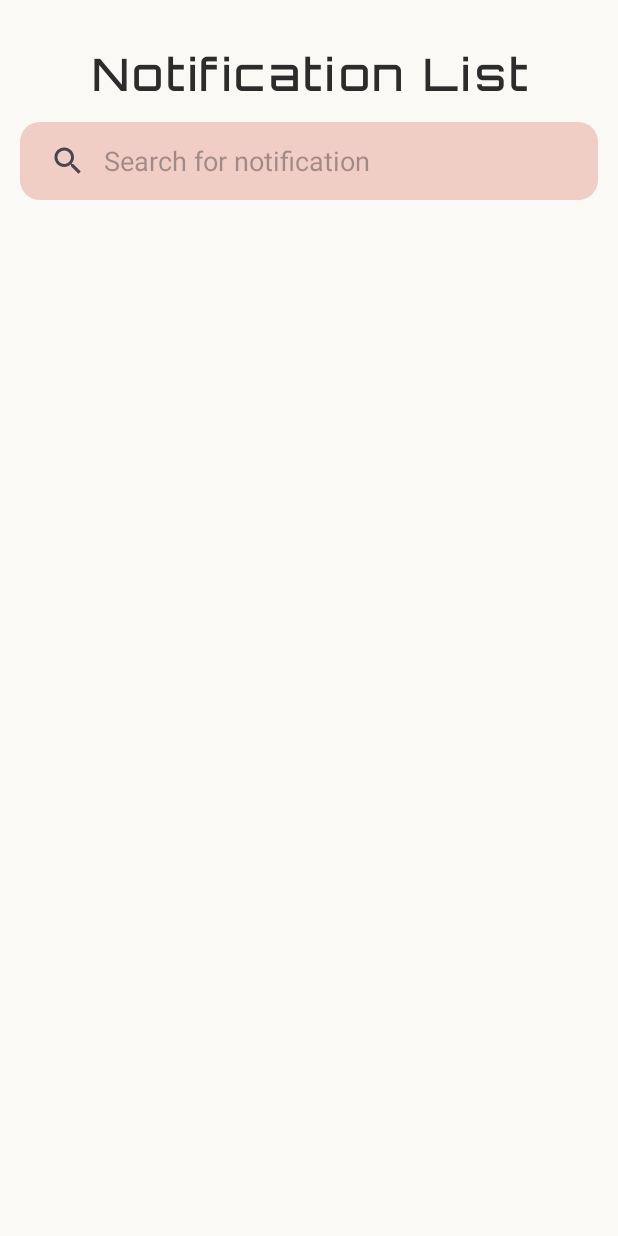
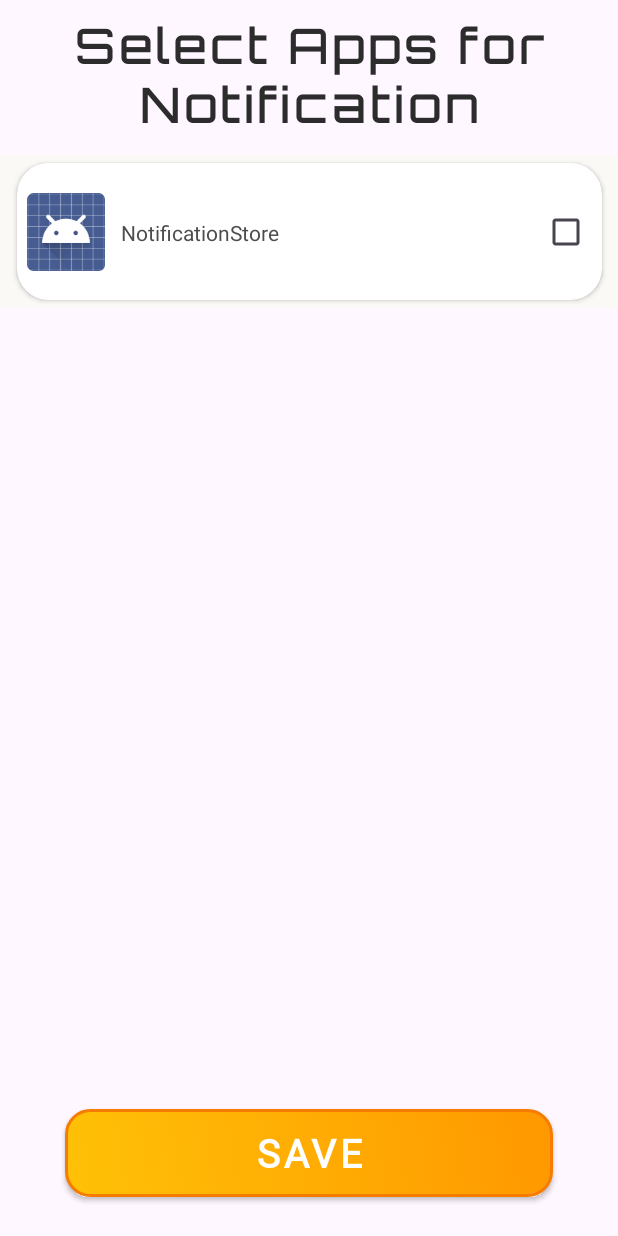
Before and after one commit to jetsoncrestion/NotificationStore, an Android app: the screen it shows after launch (MainActivity before the commit, AppSelectionActivity after it), on a phone screen of 412 x 824 dp. Run offline under Robolectric (Android 15) with nearby library versions, the phone set to English and light mode, and no system bars; our stand-ins replace sdp/ssp sizes.

Commit message:
initial commit

```diff
--- /dev/null
+++ b/app/src/main/java/com/example/notificationstore/Adapter/AppAdapter.java
@@ -0,0 +1,77 @@
+package com.example.notificationstore.Adapter;
+
+import android.content.Context;
+import android.view.LayoutInflater;
+import android.view.View;
+import android.view.ViewGroup;
+import android.widget.CheckBox;
+import android.widget.ImageView;
+import android.widget.TextView;
+
+import androidx.annotation.NonNull;
+import androidx.recyclerview.widget.RecyclerView;
+
+import com.example.notificationstore.Model.AppModel;
+import com.example.notificationstore.R;
+
+import java.util.List;
+import java.util.stream.Collectors;
+
+public class AppAdapter extends RecyclerView.Adapter<AppAdapter.ViewHolder> {
+    private final List<AppModel> appModels;
+    private final Context context;
+
+    public AppAdapter(List<AppModel> appModels, Context context) {
+        this.appModels = appModels;
+        this.context = context;
+    }
+
+    @NonNull
+    @Override
+    public ViewHolder onCreateViewHolder(@NonNull ViewGroup parent, int viewType) {
+        View view = LayoutInflater.from(parent.getContext())
+                .inflate(R.layout.app_item_layout, parent, false);
+        return new ViewHolder(view);
+    }
+
+    @Override
+    public void onBindViewHolder(@NonNull ViewHolder holder, int position) {
+        AppModel app = appModels.get(position);
+
+        // Bind app data to the ViewHolder
+        holder.appName.setText(app.getAppName());
+        holder.appIcon.setImageDrawable(app.getAppIcon());
+        holder.appCheckbox.setOnCheckedChangeListener(null);
+        holder.appCheckbox.setChecked(app.isSelected());
+
+        // Handle checkbox state changes
+        holder.appCheckbox.setOnCheckedChangeListener((buttonView, isChecked) -> app.setSelected(isChecked));
+    }
+
+    @Override
+    public int getItemCount() {
+        return appModels.size();
+    }
+
+    // Get the list of selected apps
+    public List<String> getSelectedApps() {
+        // Return package names of selected apps
+        return appModels.stream()
+                .filter(AppModel::isSelected)
+                .map(AppModel::getPackageName) // Ensure only package names are retrieved
+                .collect(Collectors.toList());
+    }
+
+    static class ViewHolder extends RecyclerView.ViewHolder {
+        final TextView appName;
+        final ImageView appIcon;
+        final CheckBox appCheckbox;
+
+        public ViewHolder(@NonNull View itemView) {
+            super(itemView);
+            appName = itemView.findViewById(R.id.appName);
+            appIcon = itemView.findViewById(R.id.appIcon);
+            appCheckbox = itemView.findViewById(R.id.checkBox);
+        }
+    }
+}
--- a/app/src/main/java/com/example/notificationstore/Adapter/NotificationAdapter.java
+++ b/app/src/main/java/com/example/notificationstore/Adapter/NotificationAdapter.java
@@ -105,7 +105,7 @@ public class NotificationAdapter extends RecyclerView.Adapter<NotificationAdapte
         }
 
         databaseReference.child(uniqueKey).removeValue().addOnSuccessListener(aVoid -> {
-            // Update the RecyclerView
+
             //notificationModels.remove(position);
             notifyItemRemoved(position);
             notifyItemRangeChanged(position, notificationModels.size());
--- /dev/null
+++ b/app/src/main/java/com/example/notificationstore/AppSelectionActivity.java
@@ -0,0 +1,86 @@
+package com.example.notificationstore;
+
+import android.content.Intent;
+import android.content.SharedPreferences;
+import android.content.pm.ApplicationInfo;
+import android.content.pm.PackageManager;
+import android.graphics.drawable.Drawable;
+import android.os.Bundle;
+import android.util.Log;
+import android.widget.Button;
+
+import androidx.appcompat.app.AppCompatActivity;
+import androidx.recyclerview.widget.LinearLayoutManager;
+import androidx.recyclerview.widget.RecyclerView;
+
+import com.example.notificationstore.Adapter.AppAdapter;
+import com.example.notificationstore.Model.AppModel;
+
+import java.util.ArrayList;
+import java.util.HashSet;
+import java.util.List;
+
+public class AppSelectionActivity extends AppCompatActivity {
+    private AppAdapter appAdapter;
+    private List<AppModel> appModels;
+    private Button confirmButton;
+
+    @Override
+    protected void onCreate(Bundle savedInstanceState) {
+        super.onCreate(savedInstanceState);
+        setContentView(R.layout.activity_app_selection);
+
+        SharedPreferences preferences = getSharedPreferences("MyPrefs", MODE_PRIVATE);
+        boolean isAppSelectionDone = preferences.getBoolean("isAppSelectionDone", false);
+
+        if (isAppSelectionDone) {
+            Intent intent = new Intent(AppSelectionActivity.this, MainActivity.class);
+            startActivity(intent);
+            finish();
+            return;
+        }
+
+        confirmButton = findViewById(R.id.button);
+        RecyclerView recyclerView = findViewById(R.id.recyclerView);
+        recyclerView.setLayoutManager(new LinearLayoutManager(this));
+
+        appModels = getInstalledApps();
+
+        appAdapter = new AppAdapter(appModels, this);
+        recyclerView.setAdapter(appAdapter);
+
+        confirmButton.setOnClickListener(v -> {
+            List<String> selectedApps = appAdapter.getSelectedApps();
+            Log.d("SelectedApps", "Selected apps: " + selectedApps);
+
+            // Use the existing preferences to save the selected apps and the selection completion flag
+            SharedPreferences.Editor editor = preferences.edit();
+            editor.putStringSet("selectedApps", new HashSet<>(selectedApps));
+            editor.putBoolean("isAppSelectionDone", true); // Save that selection is done
+            editor.apply();
+
+            // Navigate to the main activity
+            Intent intent = new Intent(AppSelectionActivity.this, MainActivity.class);
+            intent.putStringArrayListExtra("selectedApps", new ArrayList<>(selectedApps));
+            startActivity(intent);
+            finish();
+        });
+
+    }
+
+    private List<AppModel> getInstalledApps() {
+        List<AppModel> apps = new ArrayList<>();
+        PackageManager packageManager = getPackageManager();
+        List<ApplicationInfo> installedApps = packageManager.getInstalledApplications(0);
+
+        for (ApplicationInfo appInfo : installedApps) {
+            String appName = packageManager.getApplicationLabel(appInfo).toString();
+            if (packageManager.getLaunchIntentForPackage(appInfo.packageName) != null) {
+
+                Drawable appIcon = appInfo.loadIcon(packageManager);
+                apps.add(new AppModel(appName, appInfo.packageName, false, appIcon));
+            }
+        }
+        return apps;
+    }
+}
--- a/app/src/main/java/com/example/notificationstore/MainActivity.java
+++ b/app/src/main/java/com/example/notificationstore/MainActivity.java
@@ -52,7 +52,7 @@ public class MainActivity extends AppCompatActivity {
         searchView = findViewById(R.id.searchView);
         noItemsTextView = findViewById(R.id.noItemsTextView);
 
-        deviceId = getOrGenerateDeviceId(this);
+        deviceId = DeviceUtil.getOrGenerateDeviceId(this);
 
         searchView.setOnQueryTextListener(new SearchView.OnQueryTextListener() {
             @Override
@@ -156,20 +156,20 @@ public class MainActivity extends AppCompatActivity {
         return enabledListeners != null && enabledListeners.contains(getPackageName());
     }
 
-    private String getOrGenerateDeviceId(Context context) {
-        SharedPreferences sharedPreferences = context.getSharedPreferences(PREFS_NAME, Context.MODE_PRIVATE);
-        String savedDeviceId = sharedPreferences.getString(DEVICE_ID_KEY, null);
-
-        if (savedDeviceId == null) {
-            // Generate a new UUID
-            savedDeviceId = UUID.randomUUID().toString();
-
-            // Save it to SharedPreferences
-            SharedPreferences.Editor editor = sharedPreferences.edit();
-            editor.putString(DEVICE_ID_KEY, savedDeviceId);
-            editor.apply();
-        }
-
-        return savedDeviceId;
-    }
+//    private String getOrGenerateDeviceId(Context context) {
+//        SharedPreferences sharedPreferences = context.getSharedPreferences(PREFS_NAME, Context.MODE_PRIVATE);
+//        String savedDeviceId = sharedPreferences.getString(DEVICE_ID_KEY, null);
+//
+//        if (savedDeviceId == null) {
+//            // Generate a new UUID
+//            savedDeviceId = UUID.randomUUID().toString();
+//
+//            // Save it to SharedPreferences
+//            SharedPreferences.Editor editor = sharedPreferences.edit();
+//            editor.putString(DEVICE_ID_KEY, savedDeviceId);
+//            editor.apply();
+//        }
+//
+//        return savedDeviceId;
+//    }
 }
--- /dev/null
+++ b/app/src/main/java/com/example/notificationstore/Model/AppModel.java
@@ -0,0 +1,49 @@
+package com.example.notificationstore.Model;
+
+import android.graphics.drawable.Drawable;
+
+public class AppModel {
+    private String appName;
+    private String packageName;
+    private boolean isSelected;
+    private Drawable appIcon;
+
+    public AppModel(String appName, String packageName, boolean isSelected, Drawable appIcon) {
+        this.appName = appName;
+        this.packageName = packageName;
+        this.isSelected = isSelected;
+        this.appIcon = appIcon;
+    }
+
+    public String getAppName() {
+        return appName;
+    }
+
+    public void setAppName(String appName) {
+        this.appName = appName;
+    }
+
+    public String getPackageName() {
+        return packageName;
+    }
+
+    public void setPackageName(String packageName) {
+        this.packageName = packageName;
+    }
+
+    public boolean isSelected() {
+        return isSelected;
+    }
+
+    public void setSelected(boolean selected) {
+        isSelected = selected;
+    }
+
+    public Drawable getAppIcon() {
+        return appIcon;
+    }
+
+    public void setAppIcon(Drawable appIcon) {
+        this.appIcon = appIcon;
+    }
+}
--- a/app/src/main/java/com/example/notificationstore/SplashScreen.java
+++ b/app/src/main/java/com/example/notificationstore/SplashScreen.java
@@ -6,9 +6,6 @@ import android.os.Handler;
 
 import androidx.activity.EdgeToEdge;
 import androidx.appcompat.app.AppCompatActivity;
-import androidx.core.graphics.Insets;
-import androidx.core.view.ViewCompat;
-import androidx.core.view.WindowInsetsCompat;
 
 public class SplashScreen extends AppCompatActivity {
 
@@ -21,10 +18,10 @@ public class SplashScreen extends AppCompatActivity {
         new Handler().postDelayed(new Runnable() {
             @Override
             public void run() {
-                Intent intent = new Intent(SplashScreen.this, MainActivity.class);
+                Intent intent = new Intent(SplashScreen.this, AppSelectionActivity.class);
                 startActivity(intent);
                 finish();
             }
-        }, 3000);
+        }, 2000);
     }
 }
--- /dev/null
+++ b/app/src/main/res/layout/activity_app_selection.xml
@@ -0,0 +1,52 @@
+<?xml version="1.0" encoding="utf-8"?>
+<androidx.constraintlayout.widget.ConstraintLayout xmlns:android="http://schemas.android.com/apk/res/android"
+    xmlns:app="http://schemas.android.com/apk/res-auto"
+    xmlns:tools="http://schemas.android.com/tools"
+    android:id="@+id/main"
+    android:layout_width="match_parent"
+    android:layout_height="match_parent"
+    tools:context=".AppSelectionActivity">
+
+    <TextView
+        android:id="@+id/textView2"
+        android:layout_width="wrap_content"
+        android:layout_height="wrap_content"
+        android:text="Select Apps for Notification"
+        android:layout_marginTop="@dimen/_8sdp"
+        android:fontFamily="@font/orbitron"
+        android:textSize="@dimen/_24ssp"
+        android:textAlignment="center"
+        android:letterSpacing=".1"
+        android:textStyle="bold"
+        android:textColor="@color/headingText"
+        app:layout_constraintEnd_toEndOf="parent"
+        app:layout_constraintStart_toStartOf="parent"
+        app:layout_constraintTop_toTopOf="parent" />
+
+    <androidx.recyclerview.widget.RecyclerView
+        android:layout_width="match_parent"
+        android:layout_height="0dp"
+        android:layout_marginTop="@dimen/_10sdp"
+        android:id="@+id/recyclerView"
+        android:layout_marginBottom="@dimen/_15sdp"
+        app:layout_constraintBottom_toTopOf="@+id/button"
+        app:layout_constraintStart_toStartOf="parent"
+        app:layout_constraintTop_toBottomOf="@+id/textView2" />
+
+    <androidx.appcompat.widget.AppCompatButton
+        android:id="@+id/button"
+        android:layout_width="@dimen/_250sdp"
+        android:layout_height="@dimen/_45sdp"
+        android:text="Save"
+        android:background="@drawable/custom_button"
+        android:layout_marginBottom="@dimen/_20sdp"
+        android:fontFamily="@font/zenantique"
+        android:letterSpacing=".1"
+        android:textSize="@dimen/_20ssp"
+        android:textColor="@color/white"
+        android:textStyle="bold"
+        app:layout_constraintBottom_toBottomOf="parent"
+        app:layout_constraintEnd_toEndOf="parent"
+        app:layout_constraintStart_toStartOf="parent" />
+
+</androidx.constraintlayout.widget.ConstraintLayout>
--- /dev/null
+++ b/app/src/main/res/layout/app_item_layout.xml
@@ -0,0 +1,59 @@
+<?xml version="1.0" encoding="utf-8"?>
+<androidx.constraintlayout.widget.ConstraintLayout xmlns:android="http://schemas.android.com/apk/res/android"
+    xmlns:tools="http://schemas.android.com/tools"
+    android:layout_width="match_parent"
+    android:layout_height="wrap_content"
+    android:background="@color/background"
+    xmlns:app="http://schemas.android.com/apk/res-auto">
+
+
+    <androidx.cardview.widget.CardView
+        android:layout_width="@dimen/_300sdp"
+        android:layout_height="@dimen/_70sdp"
+        app:cardCornerRadius="@dimen/_16sdp"
+        android:layout_marginBottom="@dimen/_4sdp"
+        android:layout_marginTop="@dimen/_4sdp"
+        app:layout_constraintBottom_toBottomOf="parent"
+        app:layout_constraintEnd_toEndOf="parent"
+        app:layout_constraintStart_toStartOf="parent"
+        app:layout_constraintTop_toTopOf="parent" >
+
+        <androidx.constraintlayout.widget.ConstraintLayout
+            android:layout_width="match_parent"
+            android:layout_height="match_parent">
+
+            <ImageView
+                android:id="@+id/appIcon"
+                android:layout_width="@dimen/_40sdp"
+                android:layout_height="@dimen/_40sdp"
+                android:layout_marginStart="@dimen/_5sdp"
+                app:layout_constraintBottom_toBottomOf="parent"
+                app:layout_constraintStart_toStartOf="parent"
+                app:layout_constraintTop_toTopOf="parent"
+                app:srcCompat="@drawable/baseline_android_24" />
+
+            <TextView
+                android:id="@+id/appName"
+                android:layout_width="wrap_content"
+                android:layout_height="wrap_content"
+                android:text="App name"
+                android:textColor="@color/subHeadingText"
+                android:layout_marginStart="@dimen/_8sdp"
+                app:layout_constraintBottom_toBottomOf="@+id/appIcon"
+                app:layout_constraintStart_toEndOf="@+id/appIcon"
+                app:layout_constraintTop_toTopOf="@+id/appIcon" />
+
+            <CheckBox
+                android:id="@+id/checkBox"
+                android:layout_width="wrap_content"
+                android:layout_height="wrap_content"
+                android:text=""
+                app:layout_constraintBottom_toBottomOf="parent"
+                app:layout_constraintEnd_toEndOf="parent"
+                app:layout_constraintTop_toTopOf="parent" />
+
+
+        </androidx.constraintlayout.widget.ConstraintLayout>
+
+    </androidx.cardview.widget.CardView>
+</androidx.constraintlayout.widget.ConstraintLayout>
```
Also changed, not shown: app/src/main/AndroidManifest.xml (+11 -6 lines), app/src/main/java/com/example/notificationstore/DeviceUtil.java (added, +27 -0 lines), app/src/main/java/com/example/notificationstore/MyNotificationListenerService.java (+64 -68 lines).
